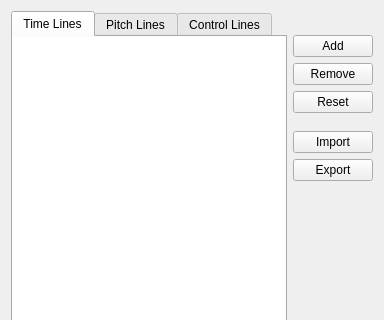
Above: src/plugins/ac_guiplugin/dialogs/ac_gridlinedialog.ui from andy-fillebrown/audiocarver before the change; both pictures show x 0 to 384 and y 0 to 320 of the 384 by 512 pixel window. Below: the same form after it.
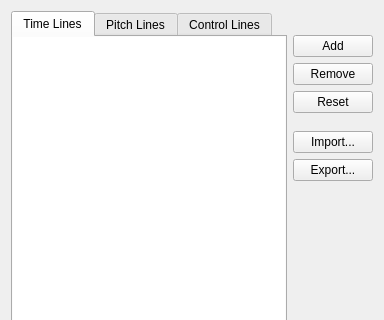
That is the form after the change. Custom widgets are drawn as their Qt base class.

Commit message: get grid line dialog remove and reset buttons working

Diff of the .ui file:
```diff
--- a/src/plugins/ac_guiplugin/dialogs/ac_gridlinedialog.ui
+++ b/src/plugins/ac_guiplugin/dialogs/ac_gridlinedialog.ui
@@ -327,7 +327,7 @@
           </sizepolicy>
          </property>
          <property name="text">
-          <string>Import</string>
+          <string>Import...</string>
          </property>
         </widget>
        </item>
@@ -340,7 +340,7 @@
           </sizepolicy>
          </property>
          <property name="text">
-          <string>Export</string>
+          <string>Export...</string>
          </property>
         </widget>
        </item>
```
Left out of the diff: 2 changed lines with no effect on the pictures. The commit also changes 4 other files.
